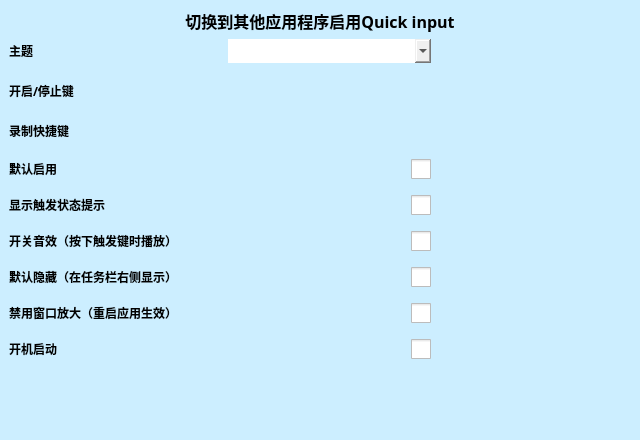
This is .ui/SettingsUi.ui in ChiyukiGana/Quickinput as Qt 5 draws it before an edit. The edited form follows.
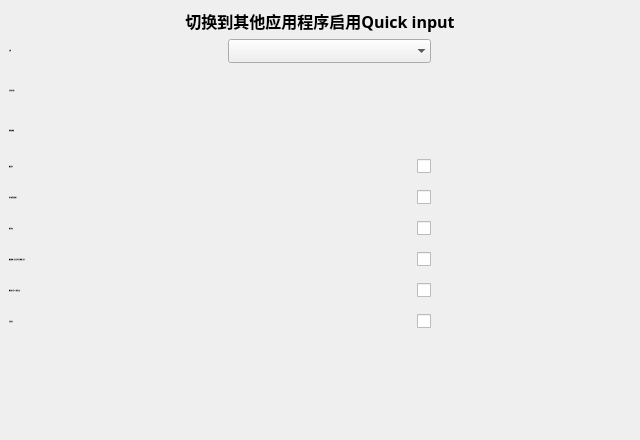
This is the edited form. Icons and pictures are not drawn. Custom widgets are drawn as their Qt base class.

What changed in the file:
```diff
--- a/.ui/SettingsUi.ui
+++ b/.ui/SettingsUi.ui
@@ -38,7 +38,7 @@
    <item>
     <widget class="QWidget" name="clientWidget" native="true">
      <property name="styleSheet">
-      <string notr="true">*{color:black;border:none;outline:none;font-size:12px;font-family:&quot;Microsoft YaHei&quot;}QMainWindow,QDialog{border:1px solid gray}#titleWidget{background-color:white}#titleWidget *{font-size:14px}#titleWidget QPushButton,#titleWidget QCheckBox::indicator{background-color:#CCC;width:20px;height:20px;border-radius:10px}#titleWidget QCheckBox::indicator:checked{image:url(:/checked.png)}#clientWidget{background-color:#CEF}QMenu,QToolTip,#clientWidget QLineEdit,#clientWidget QTextEdit,#clientWidget QKeyEdit,#clientWidget QCheckBox::indicator,#clientWidget QRadioButton::indicator,#clientWidget QHeaderView,#clientWidget QHeaderView::section,#clientWidget QTableWidget,#clientWidget QTableWidget QTableCornerButton::section,#clientWidget QComboBox,#clientWidget QComboBox QAbstractItemView{background-color:white;color:black}#clientWidget QPushButton,#clientWidget QTabBar::tab,#clientWidget QTabBar::tab:first,#clientWidget QTabBar::tab:last{background-color:#ADE;color:black}#clientWidget QCheckBox::indicator,#clientWidget QRadioButton::indicator{width:20px;height:20px}#clientWidget QComboBox{padding-left:3px}QMenu::item:selected,#clientWidget QPushButton:hover,#clientWidget QCheckBox::indicator:hover,#clientWidget QRadioButton::indicator:hover,#clientWidget QTableWidget::item:hover,#clientWidget QTabBar::tab:hover,#clientWidget QTabBar::tab:first:hover,#clientWidget QTabBar::tab:last:hover{background-color:#BEF;color:black}#clientWidget QTableWidget::item:selected{background-color:#CEF;color:black}#clientWidget QTabBar::tab:selected,#clientWidget QTabBar::tab:first:selected,#clientWidget QTabBar::tab:last:selected{background-color:#CEF;color:black}#clientWidget QCheckBox::indicator:checked,#clientWidget QRadioButton::indicator:checked{image:url(:/checked.png)}#clientWidget QPushButton:disabled,#clientWidget QCheckBox:disabled,#clientWidget QRadioButton:disabled{color:gray}#clientWidget #bnWndSelect,#clientWidget #bnPos,#clientWidget #bnColorRect,#clientWidget #bnImageRect,#clientWidget #bnImageShot{background-color:white}</string>
+      <string notr="true">*{color:black;border:none;outline:none;font-size:12px;font-family:&quot;Microsoft YaHei&quot;}QMainWindow,QDialog{border:1px solid gray}QMenu,QToolTip,QLineEdit,QTextEdit,QKeyEdit,QCheckBox::indicator,QRadioButton::indicator,QHeaderView,QHeaderView::section,QTableWidget,QTableWidget QTableCornerButton::section,QComboBox,QComboBox QAbstractItemView{background-color:white}QPushButton,QTabBar::tab,QTabBar::tab:first,QTabBar::tab:last,QToolBox::tab{background-color:#ADE}QCheckBox::indicator,QRadioButton::indicator{width:20px;height:20px}QComboBox{padding-left:3px}QMenu::item:selected,QPushButton:hover,QCheckBox::indicator:hover,QRadioButton::indicator:hover,QTableWidget::item:hover,QTabBar::tab:hover,QTabBar::tab:first:hover,QTabBar::tab:last:hover{background-color:#BEF;color:black}QTableWidget::item:selected{background-color:#CEF;color:black}QTabBar::tab:selected,QTabBar::tab:first:selected,QTabBar::tab:last:selected{background-color:#CEF;color:black}QCheckBox::indicator:checked,QRadioButton::indicator:checked{image:url(:/checked.png)}QPushButton:disabled,QCheckBox:disabled,QRadioButton:disabled{color:gray}#bnWndSelect,#bnPos,#bnColorRect,#bnImageRect,#bnImageShot{background-color:white}#titleWidget{background-color:white}#titleWidget *{font-size:14px}#clientWidget,QTabWidget&gt;QWidget,QToolBox&gt;QWidget{background-color:#CEF}</string>
      </property>
      <layout class="QVBoxLayout" name="verticalLayout">
       <item>
@@ -406,7 +406,7 @@
              <string/>
             </property>
             <property name="text">
-             <string>开关音效（按下触发键时播放）</string>
+             <string>启用音效</string>
             </property>
            </widget>
           </item>
@@ -473,7 +473,7 @@
              <string/>
             </property>
             <property name="text">
-             <string>默认隐藏（在任务栏右侧显示）</string>
+             <string>默认隐藏（点击任务栏右侧图标显示）</string>
             </property>
            </widget>
           </item>
@@ -540,7 +540,7 @@
              <string/>
             </property>
             <property name="text">
-             <string>禁用窗口放大（重启应用生效）</string>
+             <string>禁用窗口放大（重启生效）</string>
             </property>
            </widget>
           </item>
```
